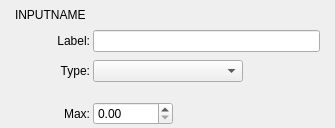
This is examples/Qt/ISFEditor/ISFEditor_app/JSONGUI/JSONGUIInputAudioWidget.ui in mrRay/VVISF-GL as Qt 5 draws it before an edit. The edited form follows.
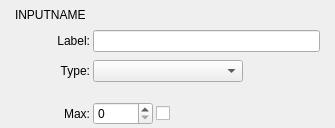
This is the edited form. Icons and pictures are not drawn. Custom widgets are drawn as their Qt base class.

Patch:
```diff
--- a/examples/Qt/ISFEditor/ISFEditor_app/JSONGUI/JSONGUIInputAudioWidget.ui
+++ b/examples/Qt/ISFEditor/ISFEditor_app/JSONGUI/JSONGUIInputAudioWidget.ui
@@ -190,23 +190,14 @@
        </property>
       </widget>
      </item>
-     <item row="0" column="1">
-      <widget class="QDoubleSpinBox" name="maxSBox">
-       <property name="sizePolicy">
-        <sizepolicy hsizetype="Fixed" vsizetype="Fixed">
-         <horstretch>0</horstretch>
-         <verstretch>0</verstretch>
-        </sizepolicy>
-       </property>
-       <property name="minimumSize">
-        <size>
-         <width>80</width>
-         <height>0</height>
-        </size>
-       </property>
-      </widget>
-     </item>
      <item row="0" column="2">
+      <widget class="QCheckBox" name="maxCBox">
+       <property name="text">
+        <string/>
+       </property>
+      </widget>
+     </item>
+     <item row="0" column="3">
       <spacer name="horizontalSpacer">
        <property name="orientation">
         <enum>Qt::Horizontal</enum>
@@ -219,6 +210,16 @@
        </property>
       </spacer>
      </item>
+     <item row="0" column="1">
+      <widget class="QSpinBox" name="maxSBox">
+       <property name="minimumSize">
+        <size>
+         <width>60</width>
+         <height>0</height>
+        </size>
+       </property>
+      </widget>
+     </item>
     </layout>
    </item>
   </layout>
```
